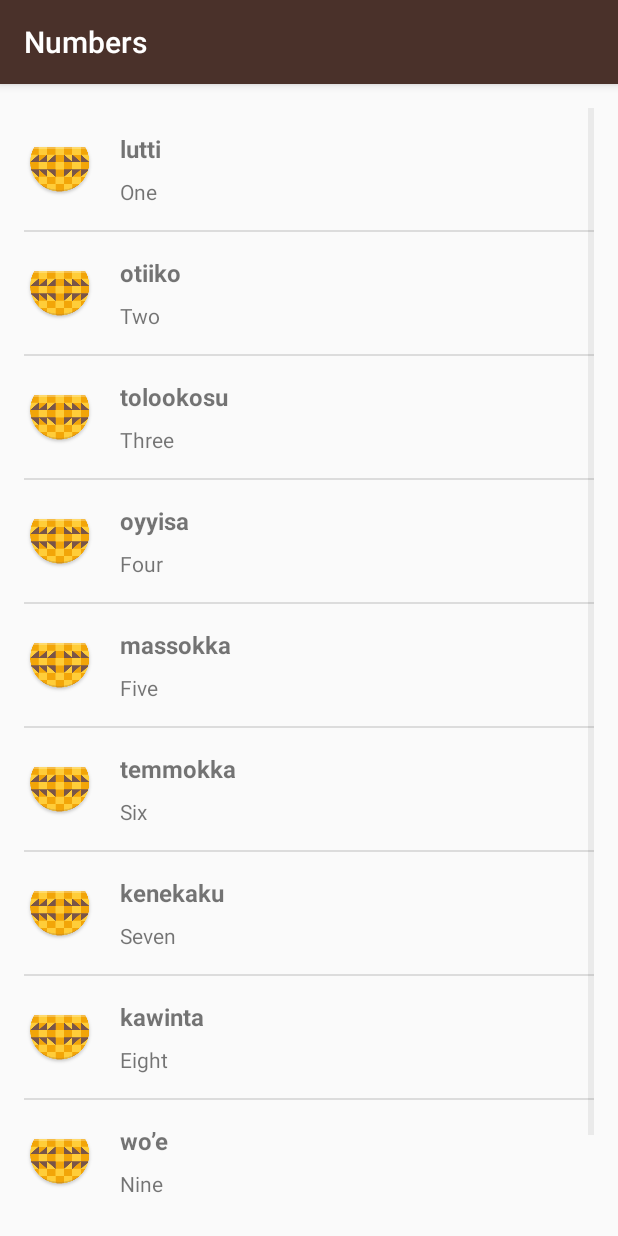
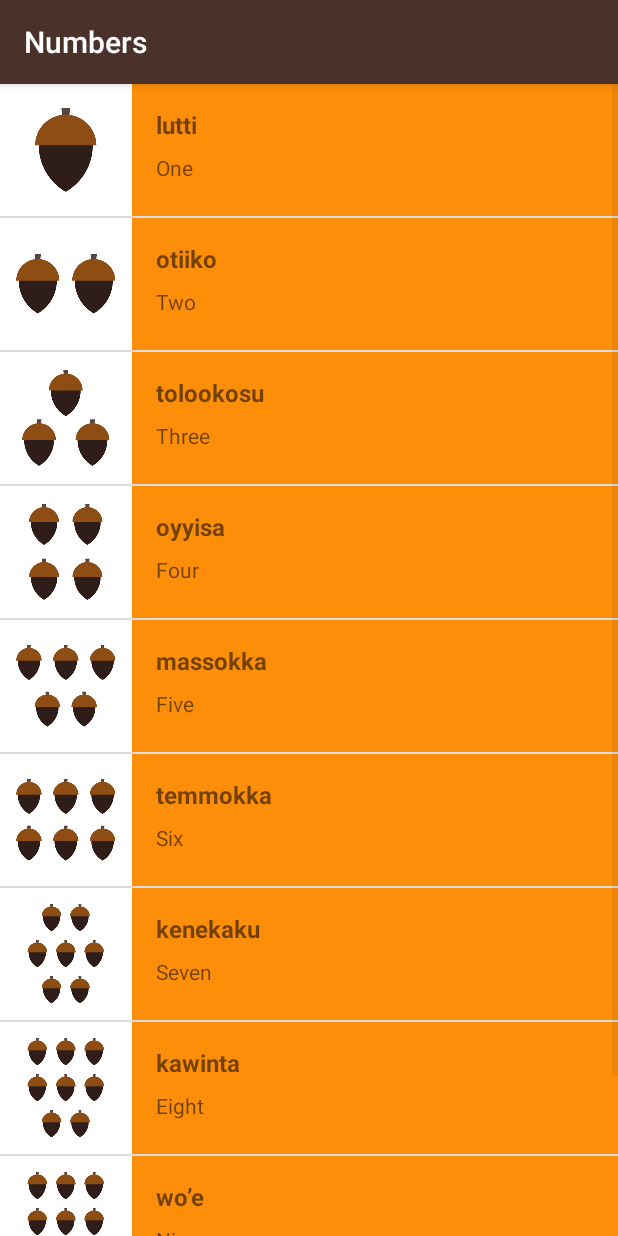
Before and after one commit to harshitm98/App-Miwok-Starter-code, an Android app: the NumberActivity screen opened directly, with no data from a screen before it, on a phone screen of 412 x 824 dp. Run offline under Robolectric (Android 15) with nearby library versions, the phone set to English and light mode, and no system bars.

Commit message:
Added images in NumberActivity

```diff
--- a/app/src/main/java/com/example/android/miwok/FamilyActivity.java
+++ b/app/src/main/java/com/example/android/miwok/FamilyActivity.java
@@ -8,6 +8,6 @@ public class FamilyActivity extends AppCompatActivity {
     @Override
     protected void onCreate(Bundle savedInstanceState) {
         super.onCreate(savedInstanceState);
-        setContentView(R.layout.activity_family);
+        setContentView(R.layout.list_item);
     }
 }
--- a/app/src/main/java/com/example/android/miwok/NumberActivity.java
+++ b/app/src/main/java/com/example/android/miwok/NumberActivity.java
@@ -15,16 +15,16 @@ public class NumberActivity extends AppCompatActivity {
 
         ArrayList<Word> words = new ArrayList<Word>();
 
-        words.add(new Word("One", "lutti"));
-        words.add(new Word("Two", "otiiko"));
-        words.add(new Word("Three", "tolookosu"));
-        words.add(new Word("Four", "oyyisa"));
-        words.add(new Word("Five", "massokka"));
-        words.add(new Word("Six", "temmokka"));
-        words.add(new Word("Seven", "kenekaku"));
-        words.add(new Word("Eight", "kawinta"));
-        words.add(new Word("Nine", "wo’e"));
-        words.add(new Word("Ten","na’aacha"));
+        words.add(new Word("One", "lutti", R.drawable.number_one));
+        words.add(new Word("Two", "otiiko", R.drawable.number_two));
+        words.add(new Word("Three", "tolookosu", R.drawable.number_three));
+        words.add(new Word("Four", "oyyisa", R.drawable.number_four));
+        words.add(new Word("Five", "massokka", R.drawable.number_five));
+        words.add(new Word("Six", "temmokka", R.drawable.number_six));
+        words.add(new Word("Seven", "kenekaku", R.drawable.number_seven));
+        words.add(new Word("Eight", "kawinta", R.drawable.number_eight));
+        words.add(new Word("Nine", "wo’e", R.drawable.number_nine));
+        words.add(new Word("Ten","na’aacha", R.drawable.number_ten));
 
         WordAdapter itemsAdapter = new WordAdapter(this,words);
         ListView listView = (ListView) findViewById(R.id.list);
--- a/app/src/main/java/com/example/android/miwok/PhrasesActivity.java
+++ b/app/src/main/java/com/example/android/miwok/PhrasesActivity.java
@@ -8,6 +8,8 @@ public class PhrasesActivity extends AppCompatActivity {
     @Override
     protected void onCreate(Bundle savedInstanceState) {
         super.onCreate(savedInstanceState);
-        setContentView(R.layout.activity_phrases);
+        setContentView(R.layout.list_item);
+
+
     }
 }
--- a/app/src/main/java/com/example/android/miwok/Word.java
+++ b/app/src/main/java/com/example/android/miwok/Word.java
@@ -9,6 +9,20 @@ public class Word {
 
     private String mEnglishName; // This is the english transaltion of the number.
 
+    private int mImageId = NO_IMAGE_PROVIDED;
+
+    private final static int NO_IMAGE_PROVIDED = -1;
+
+    public Word(String vEnglishName, String vMiwokName, int vImageId){
+        mMiwokName = vMiwokName;
+        mEnglishName = vEnglishName;
+        mImageId = vImageId;
+    }
+
+
+    /* Creating another constructor which takes two parameters as input
+    *
+    */
     public Word(String vEnglishName, String vMiwokName){
         mMiwokName = vMiwokName;
         mEnglishName = vEnglishName;
@@ -22,4 +36,10 @@ public class Word {
         return mEnglishName;
     }
 
+    public int getImageId(){ return mImageId; }
+
+    public boolean hasImage(){
+        return mImageId != NO_IMAGE_PROVIDED;
+    }
+
 }
--- a/app/src/main/java/com/example/android/miwok/WordAdapter.java
+++ b/app/src/main/java/com/example/android/miwok/WordAdapter.java
@@ -6,6 +6,7 @@ import android.view.LayoutInflater;
 import android.view.View;
 import android.view.ViewGroup;
 import android.widget.ArrayAdapter;
+import android.widget.ImageView;
 import android.widget.TextView;
 
 import java.util.ArrayList;
@@ -44,7 +45,14 @@ public class WordAdapter extends ArrayAdapter<Word> {
         // set this text on the number TextView
         nameEnglishTextView.setText(currentWord.getEnglishTranslation());
 
+        ImageView miwokImage = (ImageView) listItemView.findViewById(R.id.miwok_image);
+
+        if(currentWord.hasImage()){
+            miwokImage.setImageResource(currentWord.getImageId());
+        }
+        else{
+            miwokImage.setVisibility(View.GONE);
+        }
         return listItemView;
-
     }
 }
--- a/app/src/main/res/layout/list_item.xml
+++ b/app/src/main/res/layout/list_item.xml
@@ -3,22 +3,26 @@
     xmlns:tools="http://schemas.android.com/tools"
     android:orientation="horizontal" android:layout_width="match_parent"
     android:layout_height="match_parent"
-    android:layout_marginLeft="16dp"
-
-    android:layout_marginBottom="16dp">
+    android:minHeight="@dimen/list_item_height"
+    android:background="@color/category_numbers"
+    >
 
     <ImageView
         android:layout_width="wrap_content"
+        android:id="@+id/miwok_image"
         android:layout_height="wrap_content"
-        android:src="@mipmap/ic_launcher"
-        android:layout_marginTop="16dp"
-        android:layout_marginRight="16dp"/>
+        tools:src="@mipmap/ic_launcher"
+        android:background="#FFFFFF"
+        android:layout_centerVertical="true"
+
+        />
 
 
     <LinearLayout
         android:layout_width="match_parent"
         android:layout_height="wrap_content"
-        android:orientation="vertical">
+        android:orientation="vertical"
+        android:layout_marginLeft="16dp">
 
         <TextView
             android:layout_width="wrap_content"
--- a/app/src/main/res/layout/list_layout.xml
+++ b/app/src/main/res/layout/list_layout.xml
@@ -5,8 +5,4 @@
     android:orientation="vertical"
     android:layout_width="match_parent"
     android:layout_height="match_parent"
-    android:paddingBottom="@dimen/activity_vertical_margin"
-    android:paddingLeft="@dimen/activity_horizontal_margin"
-    android:paddingRight="@dimen/activity_horizontal_margin"
-    android:paddingTop="@dimen/activity_vertical_margin"
     tools:context="com.example.android.miwok.NumberActivity"/>
```
